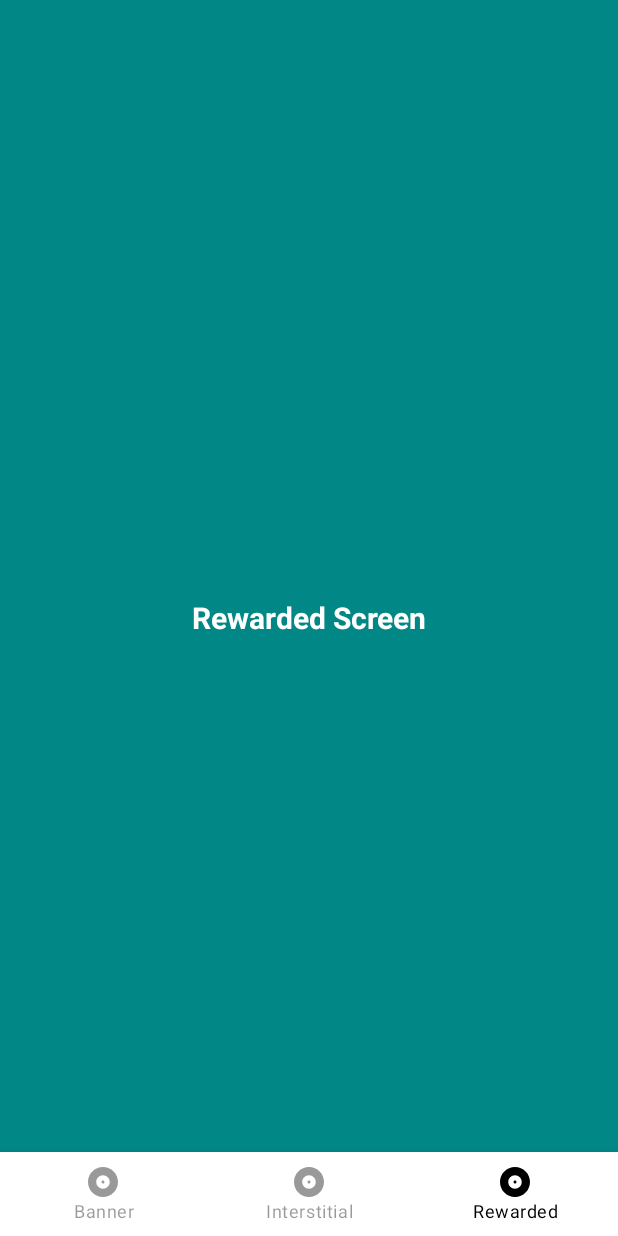
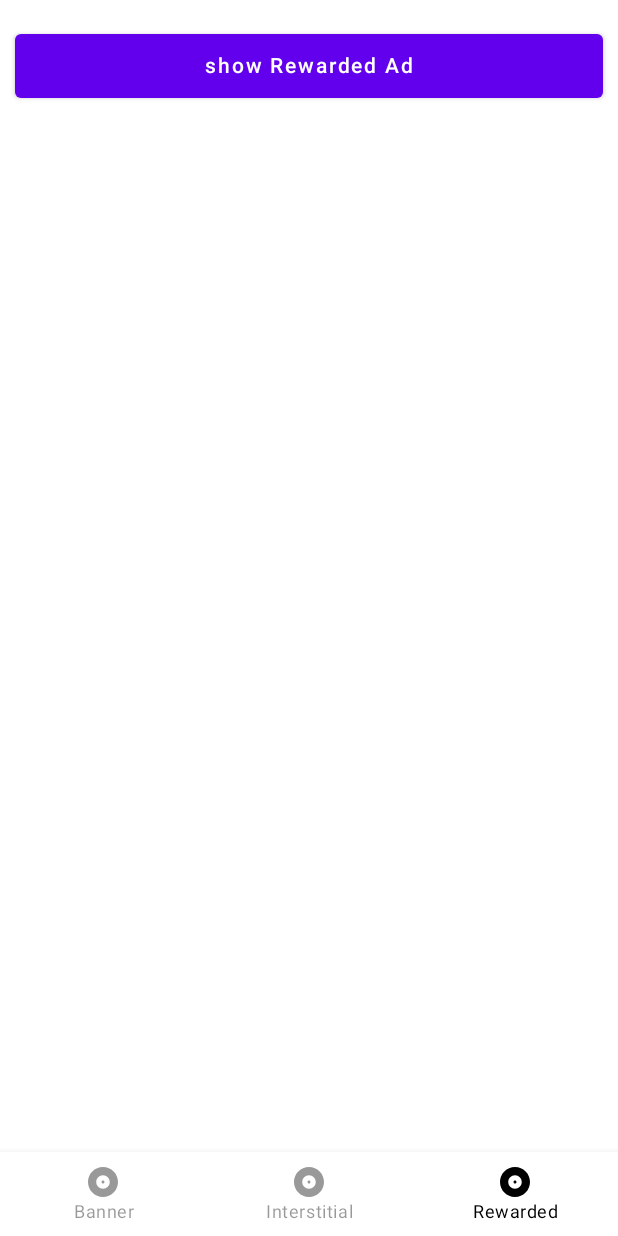
Before and after one commit to pubnative/Max-Ads-Tester, an Android app built with Jetpack Compose: the screen it shows after launch (MainActivity), item 3 of the bottom bar chosen, on a phone screen of 412 x 824 dp. Run offline under Robolectric (Android 15) with nearby library versions, the phone set to English and light mode, and no system bars; our stand-ins replace Dagger/Hilt's generated code; libraries missing offline, so code that uses them is left out: com.applovin.sdk; 2 statements that could not run were skipped.

Commit message:
Optimise UI components fro BannerScreen.kt, InterstitialScreen.kt and RewardedScreen.kt Run successfully application with 3 tabs indicated

```diff
--- a/app/src/main/java/net/pubnative/lite/presentation/MainActivity.kt
+++ b/app/src/main/java/net/pubnative/lite/presentation/MainActivity.kt
@@ -1,6 +1,7 @@
 package net.pubnative.lite.presentation
 
 import android.os.Bundle
+import android.util.Log
 import androidx.activity.ComponentActivity
 import androidx.activity.compose.setContent
 import androidx.compose.foundation.layout.fillMaxSize
@@ -14,29 +15,32 @@ import net.pubnative.lite.presentation.composables.MainScreenView
 import net.pubnative.lite.ui.theme.MaxAdsMainTheme
 
 @AndroidEntryPoint
-class MainActivity : ComponentActivity() {
+class MainActivity : ComponentActivity(), MainScreenInteractor {
 
     override fun onCreate(savedInstanceState: Bundle?) {
         super.onCreate(savedInstanceState)
 
         setContent {
             MaxAdsMainTheme {
-                // A surface container using the 'background' color from the theme
                 Surface(
                     modifier = Modifier.fillMaxSize(),
                     color = MaterialTheme.colors.background
                 ) {
-                    MainScreenView()
+                    MainScreenView(this@MainActivity)
                 }
             }
         }
     }
-}
 
-@Preview(showBackground = true, showSystemUi = true)
-@Composable
-fun DefaultPreview() {
-    MaxAdsMainTheme {
-        MainScreenView()
+    override fun onShowBannerClicked() {
+        Log.d("onShowBannerClicked","clicked")
+    }
+
+    override fun onShowInterstitialClicked() {
+        Log.d("onShowInterstitialClicked","clicked")
+    }
+
+    override fun onShowRewardedClicked() {
+        Log.d("onShowRewardedClicked","clicked")
     }
 }
--- /dev/null
+++ b/app/src/main/java/net/pubnative/lite/presentation/MainScreenInteractor.kt
@@ -0,0 +1,7 @@
+package net.pubnative.lite.presentation
+
+interface MainScreenInteractor {
+    fun onShowBannerClicked()
+    fun onShowInterstitialClicked()
+    fun onShowRewardedClicked()
+}
--- a/app/src/main/java/net/pubnative/lite/presentation/composables/BannerScreen.kt
+++ b/app/src/main/java/net/pubnative/lite/presentation/composables/BannerScreen.kt
@@ -4,32 +4,67 @@ import androidx.compose.foundation.background
 import androidx.compose.foundation.layout.*
 import androidx.compose.material.*
 import androidx.compose.runtime.Composable
-import androidx.compose.ui.Alignment
 import androidx.compose.ui.Modifier
-import androidx.compose.ui.graphics.Color
+import androidx.compose.ui.platform.LocalContext
 import androidx.compose.ui.res.colorResource
-import androidx.compose.ui.text.font.FontWeight
-import androidx.compose.ui.text.style.TextAlign
 import androidx.compose.ui.tooling.preview.Preview
-import androidx.compose.ui.unit.sp
+import androidx.compose.ui.unit.dp
 import net.pubnative.lite.R
+import net.pubnative.lite.presentation.MainScreenInteractor
+import net.pubnative.lite.ui.theme.MaxAdsMainTheme
 
-@Preview(showSystemUi = true, showBackground = true)
+@Composable
+fun BannerScreen(listener: MainScreenInteractor?) {
+    Column(
+        modifier = Modifier
+            .fillMaxWidth()
+            .fillMaxHeight()
+            .background(colorResource(id = R.color.white))
+    ) {
+        Button(modifier = Modifier
+            .fillMaxWidth()
+            .padding(
+                start = 10.dp, top = 20.dp, end = 10.dp, bottom = 0.dp
+            ), onClick = {
+            onBannerAdClicked(listener)
+        }) {
+            Text(
+                "show Banner Ad",
+                maxLines = 1,
+                modifier = Modifier.padding(5.dp, 5.dp, 5.dp, 5.dp)
+            )
+        }
+        Box(
+            modifier = Modifier
+                .fillMaxWidth()
+                .height(50.dp)
+                .padding(
+                    start = 10.dp, top = 10.dp, end = 10.dp, bottom = 0.dp
+                )
+        ) {
+
+        }
+    }
+}
+
+@Preview(showBackground = true, showSystemUi = true)
 @Composable
 fun BannerScreen() {
-    Column(
-        modifier = Modifier
-            .fillMaxSize()
-            .background(colorResource(id = R.color.teal_700))
-            .wrapContentSize(Alignment.Center)
-    ) {
-        Text(
-            text = "Banner Screen",
-            fontWeight = FontWeight.Bold,
-            color = Color.White,
-            modifier = Modifier.align(Alignment.CenterHorizontally),
-            textAlign = TextAlign.Center,
-            fontSize = 20.sp
-        )
-    }
+    BannerScreen(object : MainScreenInteractor {
+        override fun onShowBannerClicked() {
+            TODO("Not yet implemented")
+        }
+
+        override fun onShowInterstitialClicked() {
+            TODO("Not yet implemented")
+        }
+
+        override fun onShowRewardedClicked() {
+            TODO("Not yet implemented")
+        }
+    })
 }
+
+fun onBannerAdClicked(listener: MainScreenInteractor?) {
+    listener?.onShowBannerClicked()
+}
--- a/app/src/main/java/net/pubnative/lite/presentation/composables/MainBottomNavigation.kt
+++ b/app/src/main/java/net/pubnative/lite/presentation/composables/MainBottomNavigation.kt
@@ -12,6 +12,7 @@ import androidx.navigation.NavController
 import androidx.navigation.compose.currentBackStackEntryAsState
 import androidx.navigation.compose.rememberNavController
 import net.pubnative.lite.R
+import net.pubnative.lite.presentation.MainScreenInteractor
 import net.pubnative.lite.utils.BottomNavItem
 
 @Composable
@@ -63,12 +64,14 @@ fun MainBottomNavigation(navController: NavController) {
 
 
 @Composable
-@Preview
-fun MainScreenView() {
+fun MainScreenView(mainScreenInteractor: MainScreenInteractor) {
     val navController = rememberNavController()
     Scaffold(
         bottomBar = { MainBottomNavigation(navController = navController) }
     ) {
-        NavigationGraph(navController = navController)
+        NavigationGraph(
+            navController = navController,
+            mainScreenInteractor = mainScreenInteractor
+        )
     }
 }
--- a/app/src/main/java/net/pubnative/lite/presentation/composables/NavigationGraph.kt
+++ b/app/src/main/java/net/pubnative/lite/presentation/composables/NavigationGraph.kt
@@ -4,19 +4,20 @@ import androidx.compose.runtime.Composable
 import androidx.navigation.NavHostController
 import androidx.navigation.compose.NavHost
 import androidx.navigation.compose.composable
+import net.pubnative.lite.presentation.MainScreenInteractor
 import net.pubnative.lite.utils.BottomNavItem
 
 @Composable
-fun NavigationGraph(navController: NavHostController) {
+fun NavigationGraph(navController: NavHostController, mainScreenInteractor: MainScreenInteractor) {
     NavHost(navController, startDestination = BottomNavItem.Banner.screenRoute) {
         composable(BottomNavItem.Banner.screenRoute) {
-            BannerScreen()
+            BannerScreen(mainScreenInteractor)
         }
         composable(BottomNavItem.Interstitial.screenRoute) {
-            InterstitialScreen()
+            InterstitialScreen(mainScreenInteractor)
         }
         composable(BottomNavItem.Rewarded.screenRoute) {
-            RewardedScreen()
+            RewardedScreen(mainScreenInteractor)
         }
     }
 }
--- a/app/src/main/java/net/pubnative/lite/presentation/composables/RewardedScreen.kt
+++ b/app/src/main/java/net/pubnative/lite/presentation/composables/RewardedScreen.kt
@@ -1,36 +1,69 @@
 package net.pubnative.lite.presentation.composables
 
 import androidx.compose.foundation.background
-import androidx.compose.foundation.layout.Column
-import androidx.compose.foundation.layout.fillMaxSize
-import androidx.compose.foundation.layout.wrapContentSize
+import androidx.compose.foundation.layout.*
+import androidx.compose.material.Button
 import androidx.compose.material.Text
 import androidx.compose.runtime.Composable
-import androidx.compose.ui.Alignment
 import androidx.compose.ui.Modifier
-import androidx.compose.ui.graphics.Color
 import androidx.compose.ui.res.colorResource
-import androidx.compose.ui.text.font.FontWeight
-import androidx.compose.ui.text.style.TextAlign
 import androidx.compose.ui.tooling.preview.Preview
-import androidx.compose.ui.unit.sp
+import androidx.compose.ui.unit.dp
 import net.pubnative.lite.R
+import net.pubnative.lite.presentation.MainScreenInteractor
 
 @Composable
-fun RewardedScreen() {
+fun RewardedScreen(listener: MainScreenInteractor?) {
     Column(
         modifier = Modifier
-            .fillMaxSize()
-            .background(colorResource(id = R.color.teal_700))
-            .wrapContentSize(Alignment.Center)
+            .fillMaxWidth()
+            .fillMaxHeight()
+            .background(colorResource(id = R.color.white))
     ) {
-        Text(
-            text = "Rewarded Screen",
-            fontWeight = FontWeight.Bold,
-            color = Color.White,
-            modifier = Modifier.align(Alignment.CenterHorizontally),
-            textAlign = TextAlign.Center,
-            fontSize = 20.sp
-        )
+        Button(modifier = Modifier
+            .fillMaxWidth()
+            .padding(
+                start = 10.dp, top = 20.dp, end = 10.dp, bottom = 0.dp
+            ), onClick = {
+            onRewardedAdClicked(listener)
+        }) {
+            Text(
+                "show Rewarded Ad",
+                maxLines = 1,
+                modifier = Modifier.padding(5.dp, 5.dp, 5.dp, 5.dp)
+            )
+        }
+        Box(
+            modifier = Modifier
+                .fillMaxWidth()
+                .height(50.dp)
+                .padding(
+                    start = 10.dp, top = 10.dp, end = 10.dp, bottom = 0.dp
+                )
+        ) {
+
+        }
     }
 }
+
+//@Preview(showBackground = true, showSystemUi = true)
+//@Composable
+//fun RewardedScreen() {
+//    RewardedScreen(object : MainScreenInteractor {
+//        override fun onShowBannerClicked() {
+//            TODO("Not yet implemented")
+//        }
+//
+//        override fun onShowInterstitialClicked() {
+//            TODO("Not yet implemented")
+//        }
+//
+//        override fun onShowRewardedClicked() {
+//            TODO("Not yet implemented")
+//        }
+//    })
+//}
+
+fun onRewardedAdClicked(listener: MainScreenInteractor?) {
+    listener?.onShowRewardedClicked()
+}
--- a/app/src/main/java/net/pubnative/lite/presentation/theme/Color.kt
+++ b/app/src/main/java/net/pubnative/lite/presentation/theme/Color.kt
@@ -1,4 +1,4 @@
-package net.pubnative.lite.ui.theme
+package net.pubnative.lite.presentation.theme
 
 import androidx.compose.ui.graphics.Color
 
--- a/app/src/main/java/net/pubnative/lite/presentation/theme/Shape.kt
+++ b/app/src/main/java/net/pubnative/lite/presentation/theme/Shape.kt
@@ -1,4 +1,4 @@
-package net.pubnative.lite.ui.theme
+package net.pubnative.lite.presentation.theme
 
 import androidx.compose.foundation.shape.RoundedCornerShape
 import androidx.compose.material.Shapes
--- a/app/src/main/java/net/pubnative/lite/presentation/theme/Theme.kt
+++ b/app/src/main/java/net/pubnative/lite/presentation/theme/Theme.kt
@@ -5,6 +5,7 @@ import androidx.compose.material.MaterialTheme
 import androidx.compose.material.darkColors
 import androidx.compose.material.lightColors
 import androidx.compose.runtime.Composable
+import net.pubnative.lite.presentation.theme.*
 
 private val DarkColorPalette = darkColors(
     primary = Purple200,
--- a/app/src/main/java/net/pubnative/lite/presentation/theme/Type.kt
+++ b/app/src/main/java/net/pubnative/lite/presentation/theme/Type.kt
@@ -1,4 +1,4 @@
-package net.pubnative.lite.ui.theme
+package net.pubnative.lite.presentation.theme
 
 import androidx.compose.material.Typography
 import androidx.compose.ui.text.TextStyle
```
Also changed, not shown: app/src/main/java/net/pubnative/lite/presentation/composables/InterstitialScreen.kt (+54 -20 lines).
